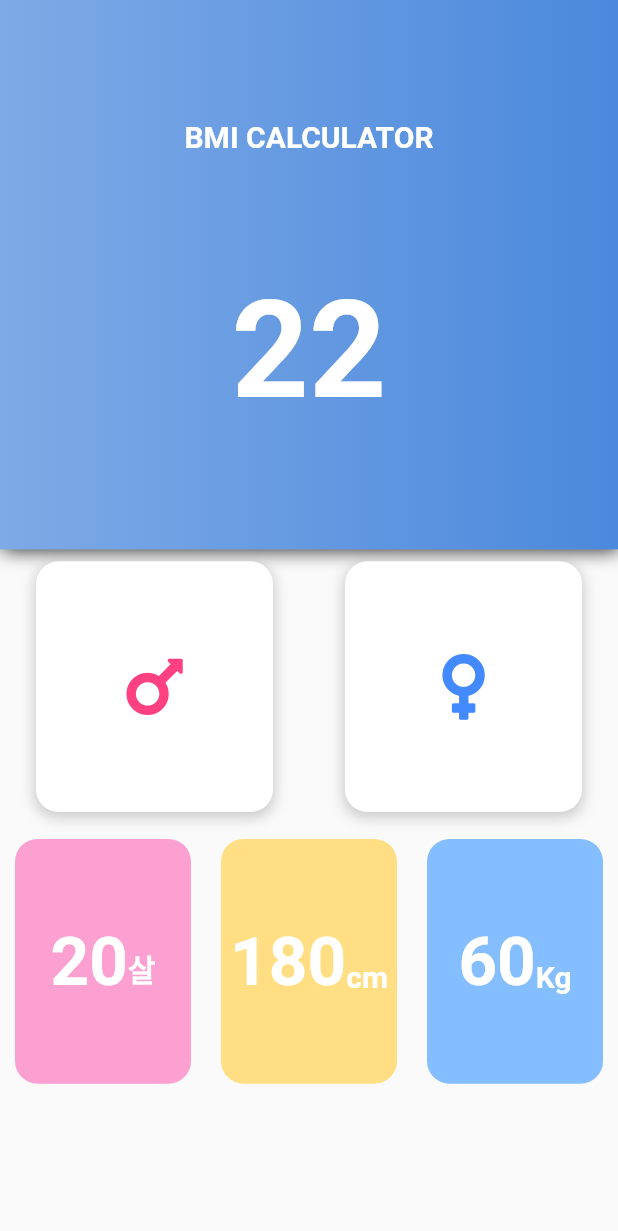
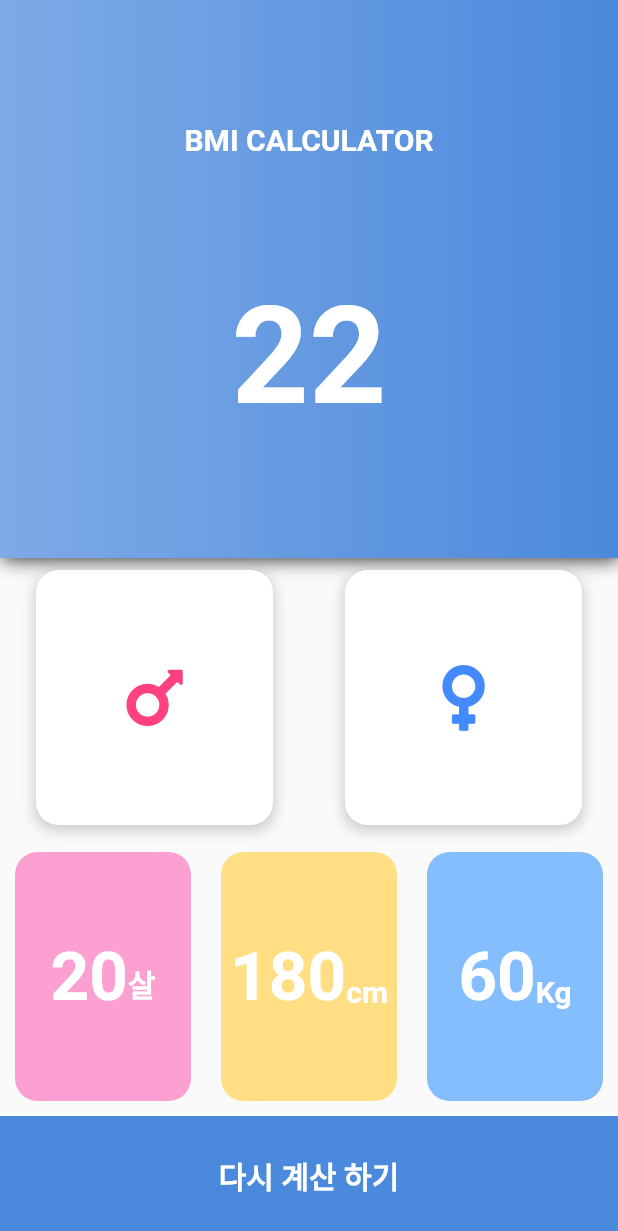
Before and after one commit to diebjackal/BMI_calculator, a Flutter app: the BMIMainPage screen opened directly, on a phone screen of 412 x 824 dp. Shown: the top 1231 px of the screen. Run offline on Flutter 3.47's test engine with Material 2 defaults, Android fonts, the phone set to English and light mode, and no system bars; our stand-ins replace font_awesome_flutter, toggle_switch.

Commit message:
add recalculation button
add recalculation button

```diff
--- /dev/null
+++ b/bmi_calculator/lib/components/Gender_Select.dart
@@ -0,0 +1,55 @@
+import 'package:bmi_calculator/utilits/colors.dart';
+import 'package:bmi_calculator/utilits/container_SIze.dart';
+import 'package:bmi_calculator/utilits/constants.dart';
+import 'package:flutter/material.dart';
+
+class GenderSelectView extends StatefulWidget {
+  @override
+  _GenderSelectViewState createState() => _GenderSelectViewState();
+}
+
+class _GenderSelectViewState extends State<GenderSelectView> {
+  @override
+  Widget build(BuildContext context) {
+    return Expanded(
+      child: Container(
+        child: Row(
+          children: [
+            genderSelect(index: 0),
+            genderSelect(index: 1),
+          ],
+        ),
+      ),
+      flex: 2,
+    );
+  }
+
+  Widget genderSelect({int index}) {
+    return Expanded(
+      child: FlatButton(
+        onPressed: () {
+          setState(() {
+            if (index == 0) {
+              print('girl press');
+            } else if (index == 1) {
+              print('man press');
+            }
+          });
+        },
+        splashColor: Colors.transparent,
+        highlightColor: Colors.transparent,
+        child: Container(
+          height: fullSizeContainer,
+          width: fullSizeContainer,
+          child: Icon(
+            iconList[index],
+            color: iconColorList[index],
+            size: 50.0,
+          ),
+          margin: MSizePadding,
+          decoration: KGenderSelectContainerDecoration(),
+        ),
+      ),
+    );
+  }
+}
--- /dev/null
+++ b/bmi_calculator/lib/components/bottom_button.dart
@@ -0,0 +1,29 @@
+import 'package:bmi_calculator/utilits/constants.dart';
+import 'package:bmi_calculator/utilits/container_SIze.dart';
+import 'package:flutter/material.dart';
+import 'package:bmi_calculator/utilits/colors.dart';
+
+class BottomButton extends StatelessWidget {
+  BottomButton({@required this.onTap, @required this.buttonTitle});
+
+  final Function onTap;
+  final String buttonTitle;
+
+  @override
+  Widget build(BuildContext context) {
+    return GestureDetector(
+      onTap: onTap,
+      child: Container(
+        child: Center(
+          child: Text(
+            buttonTitle,
+            style: LabelTextStyle,
+          ),
+        ),
+        color: backgroundColor,
+        width: fullSizeContainer,
+        height: 80.0,
+      ),
+    );
+  }
+}
--- /dev/null
+++ b/bmi_calculator/lib/components/user_Imformation.dart
@@ -0,0 +1,112 @@
+import 'package:bmi_calculator/utilits/colors.dart';
+import 'package:bmi_calculator/utilits/container_SIze.dart';
+import 'package:bmi_calculator/utilits/constants.dart';
+import 'package:flutter/material.dart';
+
+int age = 20;
+int height = 180;
+int weight = 60;
+
+class ageView extends StatelessWidget {
+  int index;
+  ageView({@required this.index});
+
+  @override
+  Widget build(BuildContext context) {
+    return Expanded(
+      child: Container(
+        margin: XSizePadding,
+        height: fullSizeContainer,
+        decoration: BoxDecoration(
+          color: colorList[index],
+          borderRadius: BorderRadius.circular(15),
+        ),
+        child: Row(
+          mainAxisAlignment: MainAxisAlignment.center,
+          children: <Widget>[
+            Text(
+              '$age',
+              style: userInformationTextStyle,
+            ),
+            Container(
+              margin: userInformationMSizePadding,
+              child: Text(
+                '살',
+                style: userInformationUnitTextStyle,
+              ),
+            ),
+          ],
+        ),
+      ),
+    );
+  }
+}
+
+class heightView extends StatelessWidget {
+  int index;
+  heightView({@required this.index});
+  @override
+  Widget build(BuildContext context) {
+    return Expanded(
+      child: Container(
+        margin: XSizePadding,
+        height: fullSizeContainer,
+        decoration: BoxDecoration(
+          color: colorList[index],
+          borderRadius: BorderRadius.circular(15),
+        ),
+        child: Row(
+          mainAxisAlignment: MainAxisAlignment.center,
+          children: <Widget>[
+            Text(
+              '$height',
+              style: userInformationTextStyle,
+            ),
+            Container(
+              margin: userInformationXSizePadding,
+              child: Text(
+                'cm',
+                style: userInformationUnitTextStyle,
+              ),
+            ),
+          ],
+        ),
+      ),
+    );
+  }
+}
+
+// ignore: camel_case_types
+class weightView extends StatelessWidget {
+  int index;
+  weightView({@required this.index});
+  @override
+  Widget build(BuildContext context) {
+    return Expanded(
+      child: Container(
+        margin: XSizePadding,
+        height: fullSizeContainer,
+        decoration: BoxDecoration(
+          color: colorList[index],
+          borderRadius: BorderRadius.circular(15),
+        ),
+        child: Row(
+          mainAxisAlignment: MainAxisAlignment.center,
+          children: <Widget>[
+            Text(
+              '$weight',
+              style: userInformationTextStyle,
+            ),
+            Container(
+              margin: userInformationXSizePadding,
+              child: Text(
+                'Kg',
+                style: userInformationUnitTextStyle,
+              ),
+            ),
+          ],
+        ),
+      ),
+    );
+  }
+}
--- a/bmi_calculator/lib/screens/BMI_mainPage.dart
+++ b/bmi_calculator/lib/screens/BMI_mainPage.dart
@@ -1,9 +1,10 @@
-import 'package:bmi_calculator/screens/user_Imformation.dart';
+import 'file:///C:/Users/fnogd/AndroidStudioProjects/bmi_calculator/lib/components/user_Imformation.dart';
 import 'package:bmi_calculator/utilits/container_SIze.dart';
 import 'package:bmi_calculator/utilits/constants.dart';
 import 'package:flutter/material.dart';
-
-import 'Gender_Select.dart';
+import 'package:bmi_calculator/components/bottom_button.dart';
+import 'package:bmi_calculator/screens/gender_Select_page.dart';
+import '../components/Gender_Select.dart';
 
 class BMIMainPage extends StatefulWidget {
   @override
@@ -49,10 +50,17 @@ class _BMIMainPageState extends State<BMIMainPage> {
             ),
             flex: 2,
           ),
-          Expanded(
-            child: Container(),
-            flex: 1,
-          )
+          BottomButton(
+            buttonTitle: '다시 계산 하기',
+            onTap: () {
+              Navigator.pop(
+                context,
+                MaterialPageRoute(
+                  builder: (context) => GenderSelect(),
+                ),
+              );
+            },
+          ),
         ],
       ),
     );
```
Also changed, not shown: bmi_calculator/lib/screens/gender_Select_page.dart (+6 -2 lines).
